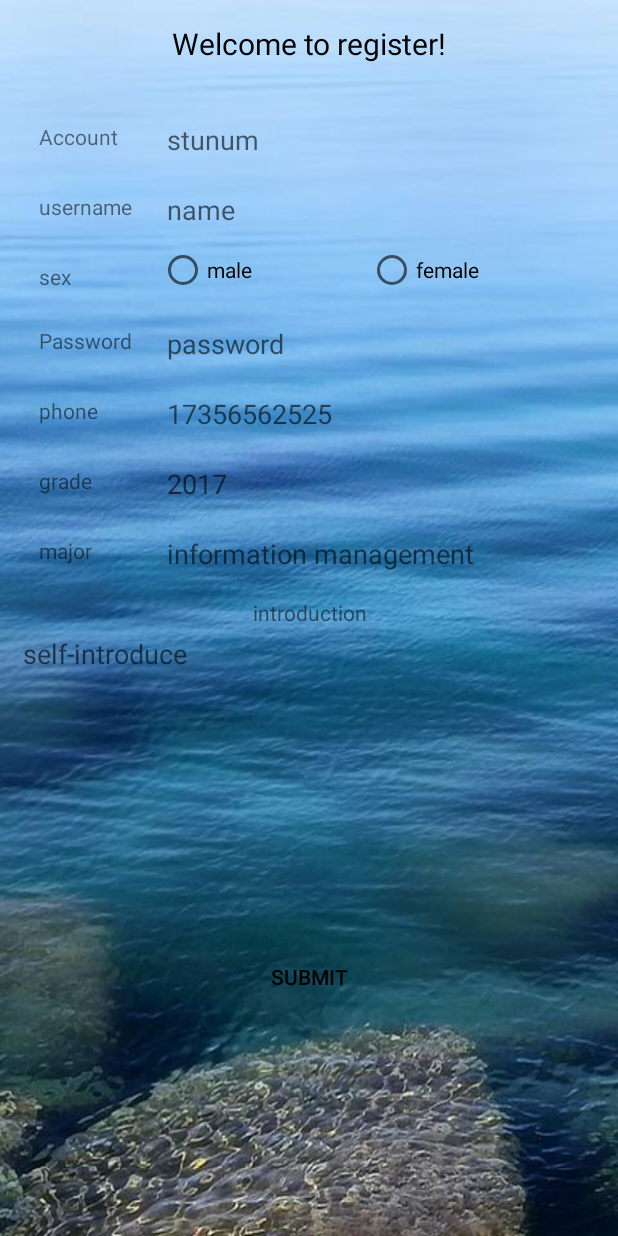
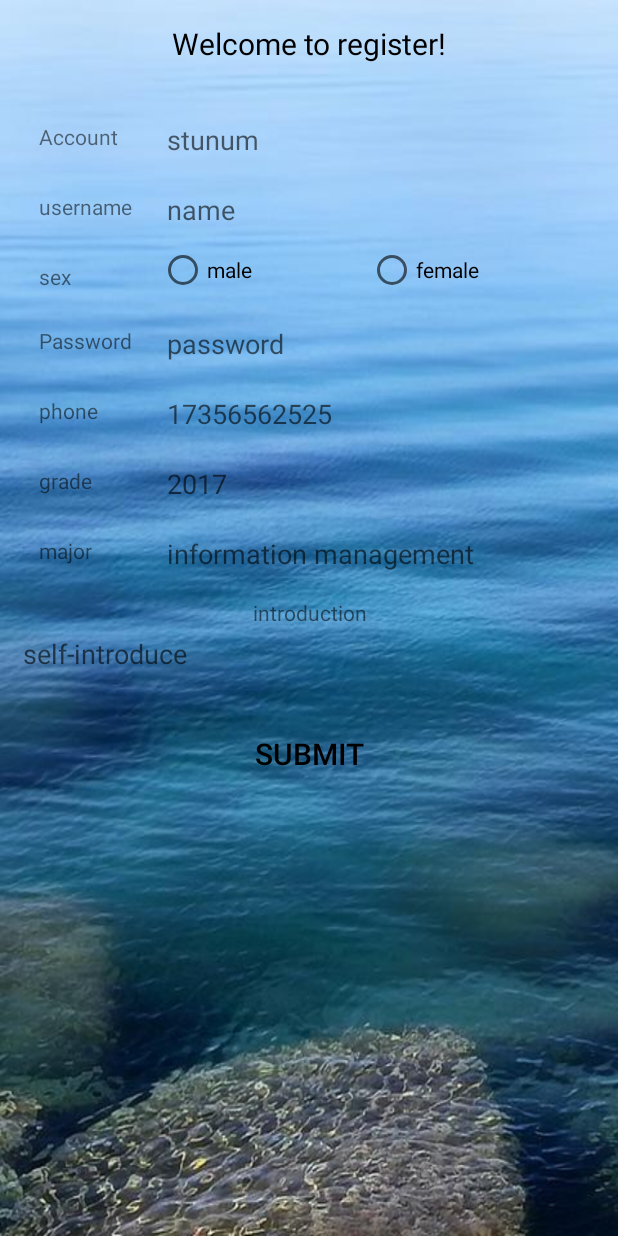
Before and after one commit to kouwq/seaMates, an Android app: the screen it shows after launch (Register), after a tap on "SIGN UP", on a phone screen of 412 x 824 dp. Run offline under Robolectric (Android 15) with nearby library versions, the phone set to English and light mode, and no system bars.

Commit message:
6/15 renew scrollView login register

```diff
--- a/app/src/main/AndroidManifest.xml
+++ b/app/src/main/AndroidManifest.xml
@@ -3,6 +3,7 @@
     xmlns:tools="http://schemas.android.com/tools"
     package="com.demo.hello.seamates">
 
+    <uses-permission android:name="android.permission.ACCESS_NETWORK_STATE" />
     <uses-permission android:name="android.permission.INTERNET" />
     <application
         android:allowBackup="true"
--- a/app/src/main/java/com/demo/hello/seamates/LoginActivity.java
+++ b/app/src/main/java/com/demo/hello/seamates/LoginActivity.java
@@ -1,11 +1,16 @@
 package com.demo.hello.seamates;
 
+import android.app.ProgressDialog;
+import android.content.Context;
 import android.content.Intent;
+import android.net.ConnectivityManager;
 import android.os.Bundle;
+import android.os.Handler;
 import android.support.v7.app.AppCompatActivity;
 import android.text.Editable;
 import android.text.TextWatcher;
 import android.util.Log;
+import android.view.Gravity;
 import android.view.View;
 import android.widget.Button;
 import android.widget.EditText;
@@ -17,6 +22,13 @@ public class LoginActivity extends AppCompatActivity implements View.OnClickList
     EditText username, pwd;
     Button btn1, btn2;
     ImageView imageView1, imageView2;
+    // 创建等待框
+    private ProgressDialog dialog;
+    // 返回的数据
+    private String info;
+    // 返回主线程更新数据
+    private static Handler handler = new Handler();
+
 
     @Override
     protected void onCreate(Bundle savedInstanceState) {
@@ -28,8 +40,8 @@ public class LoginActivity extends AppCompatActivity implements View.OnClickList
         imageView1 = findViewById(R.id.iv_unaClear);
         imageView2 = findViewById(R.id.iv_pwdClear);
         //添加清除监听
-        addClearListener(username,imageView1);
-        addClearListener(pwd,imageView2);
+        addClearListener(username, imageView1);
+        addClearListener(pwd, imageView2);
 
         btn1 = findViewById(R.id.log_btn1);
         btn1.setOnClickListener(this);
@@ -41,11 +53,13 @@ public class LoginActivity extends AppCompatActivity implements View.OnClickList
     @Override
     public void onClick(View btn) {
         Log.i(TAG, "onClick msg...");
-        if (btn.getId() == R.id.log_btn2) {
+        switch (btn.getId()) {
+            case R.id.log_btn2:
                 Intent register = new Intent(this, Register.class);
                 startActivityForResult(register, 1);
                 Log.i(TAG, "register");
-        } else {
+                break;
+            case R.id.log_btn1:
                 String user = username.getText().toString();
                 String pwd1 = pwd.getText().toString();
                 if (user.length() == 0) {
@@ -62,11 +76,52 @@ public class LoginActivity extends AppCompatActivity implements View.OnClickList
                         Log.i(TAG, "Log in");
                     } else {
                         Toast.makeText(this, "账号或密码错误！", Toast.LENGTH_SHORT).show();
+                    }
+                }
+                // 检测网络，无法检测wifi
+//                if (!checkNetwork()) {
+//                    Toast toast = Toast.makeText(this, "网络未连接", Toast.LENGTH_SHORT);
+//                    toast.setGravity(Gravity.CENTER, 0, 0);
+//                    toast.show();
+//                    break;
+//                }
+//                // 提示框
+//                dialog = new ProgressDialog(this);
+//                dialog.setTitle("提示");
+//                dialog.setMessage("正在登陆，请稍后...");
+//                dialog.setCancelable(false);
+//                dialog.show();
+//                // 创建子线程，分别进行Get和Post传输
+//                new Thread(new MyThread()).start();
+                break;
 
         }
     }
+
+    // 子线程接收数据，主线程修改数据
+    public class MyThread implements Runnable {
+        @Override
+        public void run() {
+//            info = WebService.executeHttpGet(username.getText().toString(), pwd.getText().toString());
+            // info = WebServicePost.executeHttpPost(username.getText().toString(), password.getText().toString());
+//            handler.post(new Runnable() {
+//                @Override
+//                public void run() {
+//                    info.setText(info);
+//                    dialog.dismiss();
+//                }
+//            });
         }
     }
+    // 检测网络
+    private boolean checkNetwork() {
+        ConnectivityManager connManager = (ConnectivityManager) getSystemService(Context.CONNECTIVITY_SERVICE);
+        if (connManager.getActiveNetworkInfo() != null) {
+            return connManager.getActiveNetworkInfo().isAvailable();
+        }
+        return false;
+    }
+
 
     @Override
     public void onPointerCaptureChanged(boolean hasCapture) {
@@ -97,7 +152,7 @@ public class LoginActivity extends AppCompatActivity implements View.OnClickList
 
             }
         });
-        imageView.setOnClickListener(new View.OnClickListener(){
+        imageView.setOnClickListener(new View.OnClickListener() {
 
             @Override
             public void onClick(View v) {
--- a/app/src/main/java/com/demo/hello/seamates/Register.java
+++ b/app/src/main/java/com/demo/hello/seamates/Register.java
@@ -7,18 +7,20 @@ import android.widget.Button;
 import android.widget.EditText;
 
 public class Register extends AppCompatActivity implements View.OnClickListener {
-    private EditText account,pwd,username,email,address;
+    private EditText account,pwd,username,phone,major,info,grade;
     private Button sub;
 
     @Override
     protected void onCreate(Bundle savedInstanceState) {
         super.onCreate(savedInstanceState);
         setContentView(R.layout.activity_register);
-        account = findViewById(R.id.reg_account);
-        pwd = findViewById(R.id.reg_pwd);
-        username = findViewById(R.id.reg_name);
-        email = findViewById(R.id.reg_email);
-        address = findViewById(R.id.reg_address);
+        account = findViewById(R.id.reg_et_account);
+        pwd = findViewById(R.id.reg_et_pwd);
+        username = findViewById(R.id.reg_et_name);
+        phone = findViewById(R.id.reg_et_phone);
+        major = findViewById(R.id.reg_et_major);
+        grade = findViewById(R.id.reg_et_grade);
+        info = findViewById(R.id.reg_et_info);
         sub = findViewById(R.id.reg_btn);
         sub.setOnClickListener(this);
     }
@@ -28,8 +30,10 @@ public class Register extends AppCompatActivity implements View.OnClickListener
         String accountText = account.getText().toString();
         String pwdText = pwd.getText().toString();
         String usernameText = username.getText().toString();
-        String emailText = email.getText().toString();
-        String addressText = address.getText().toString();
+        String phoneText = phone.getText().toString();
+        String majorText = major.getText().toString();
+        String gradeText = grade.getText().toString();
+        String infoText = info.getText().toString();
 
 
 
--- a/app/src/main/res/layout/activity_register.xml
+++ b/app/src/main/res/layout/activity_register.xml
@@ -1,11 +1,16 @@
 <?xml version="1.0" encoding="utf-8"?>
-<LinearLayout xmlns:android="http://schemas.android.com/apk/res/android"
+<ScrollView xmlns:android="http://schemas.android.com/apk/res/android"
     xmlns:tools="http://schemas.android.com/tools"
     android:layout_width="match_parent"
     android:layout_height="match_parent"
     android:background="@mipmap/bg4"
     android:orientation="vertical"
     tools:context=".Register">
+
+    <LinearLayout
+        android:layout_width="match_parent"
+        android:layout_height="match_parent"
+        android:orientation="vertical">
 
         <LinearLayout
             android:layout_width="match_parent"
@@ -122,7 +127,7 @@
                     android:id="@+id/reg_et_phone"
                     style="@style/RightEditText"
                     android:hint="@string/phone_hint"
-                android:inputType="text" />
+                    android:inputType="phone" />
 
             </LinearLayout>
 
@@ -137,7 +142,7 @@
                     android:id="@+id/reg_et_grade"
                     style="@style/RightEditText"
                     android:hint="@string/grade_hint"
-                android:inputType="text" />
+                    android:inputType="number" />
             </LinearLayout>
 
             <LinearLayout style="@style/FormMainLayoutStyle">
@@ -167,22 +172,21 @@
             </LinearLayout>
 
             <LinearLayout
+                android:layout_width="match_parent"
                 android:layout_height="50dp"
-            android:layout_width="match_parent"
                 android:layout_marginLeft="15dp"
-            android:layout_marginRight="15dp"
-            >
+                android:layout_marginRight="15dp">
 
                 <EditText
                     android:id="@+id/reg_et_info"
                     android:layout_width="match_parent"
                     android:layout_height="match_parent"
                     android:background="@null"
-                android:minLines="5"
                     android:gravity="top"
-                android:ems="10"
                     android:hint="@string/idc_hint"
-                android:inputType="text" />
+                    android:inputType="textMultiLine"
+                    android:maxLines="10"
+                    android:scrollbars="vertical" />
             </LinearLayout>
         </LinearLayout>
 
@@ -197,6 +201,8 @@
                 android:layout_gravity="center"
                 android:background="@null"
                 android:text="@string/submit"
-            android:textColor="@color/black" />
+                android:textColor="@color/black"
+                android:textSize="20sp" />
         </FrameLayout>
     </LinearLayout>
+</ScrollView>
--- a/app/src/main/res/layout/fragment_third.xml
+++ b/app/src/main/res/layout/fragment_third.xml
@@ -134,9 +134,9 @@
             android:layout_width="300dp"
             android:layout_height="40dp"
             android:layout_gravity="center_horizontal"
-            android:background="#008000"
+            android:background="@color/primary"
             android:gravity="center"
-            android:text="设置"
+            android:text="修改"
             android:textSize="20sp" />
     </LinearLayout>
 
```
Lines whose indentation alone changed are shown as unchanged.
